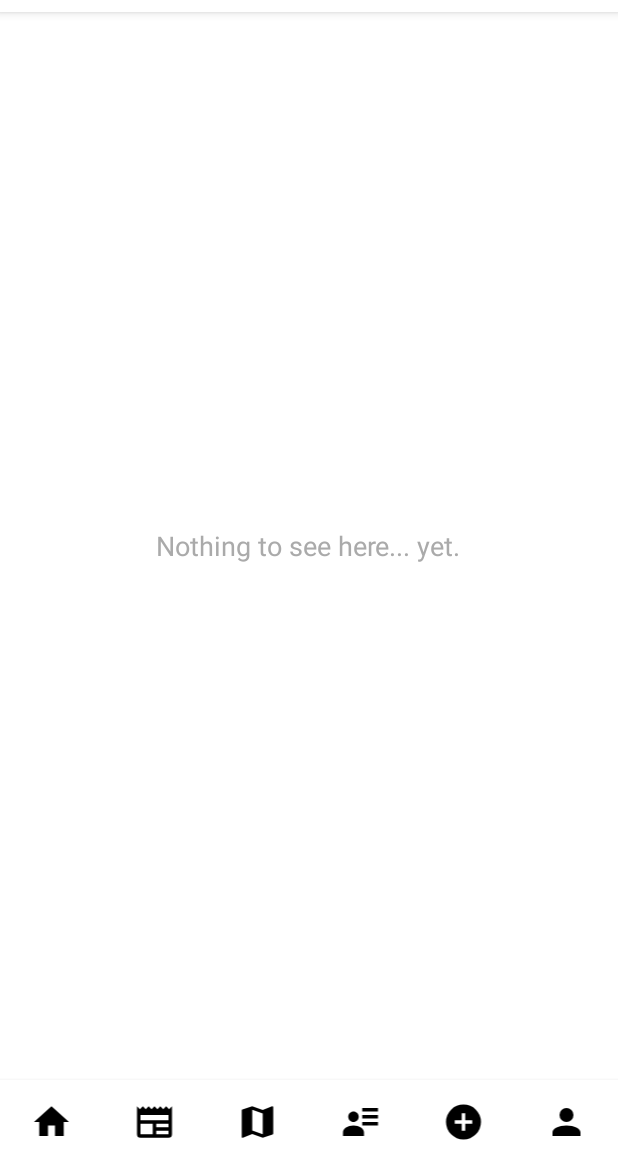
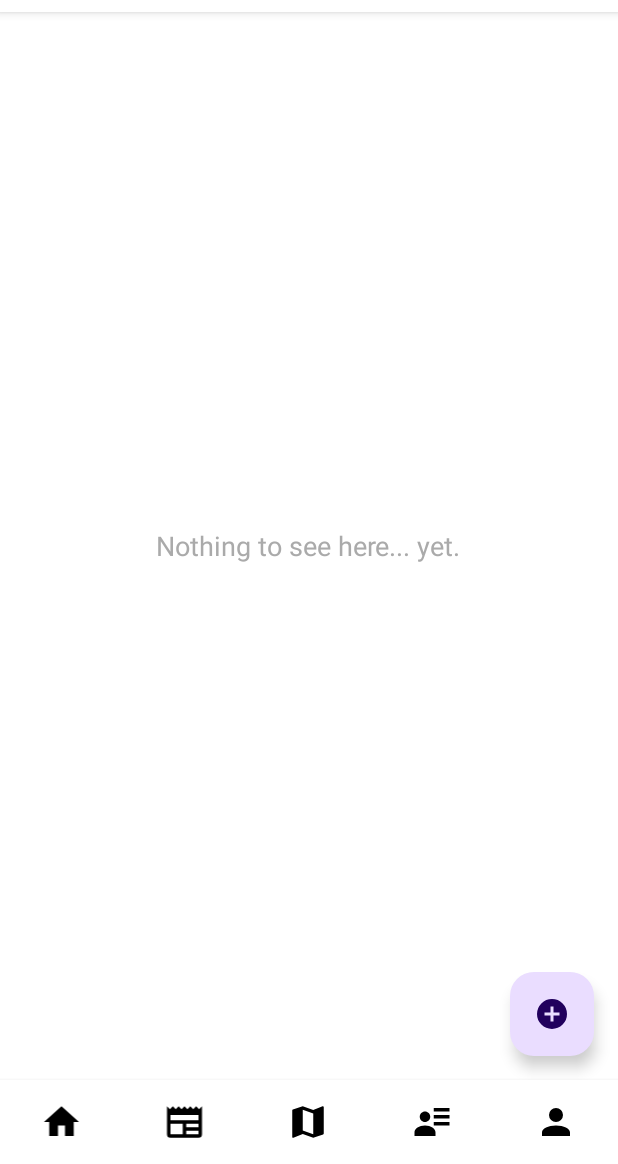
Before and after one commit to dormatana101/TogetherApp, an Android app: the screen it shows after launch once a user with an empty profile is signed in (MainActivity), on a phone screen of 412 x 824 dp, the part 72-1236 px from its top. Run offline under Robolectric (Android 15) with nearby library versions, the phone set to English and light mode, and no system bars; our stand-ins replace Firebase (no records; nobody signed in at launch, a user with empty details on screens opened directly), Picasso; libraries missing offline, so code that uses them is left out: com.cloudinary.android, jp.wasabeef.picasso; pictures from the network do not load.

Commit message:
Add post new

```diff
--- a/app/src/main/java/com/example/togetherproject/FeedFragment.kt
+++ b/app/src/main/java/com/example/togetherproject/FeedFragment.kt
@@ -37,21 +37,6 @@ class PostsViewHolder (itemView: View): RecyclerView.ViewHolder(itemView) {
         imageProfile = itemView.findViewById(R.id.ProfileImage)
 
     }
-    /*itemView.setOnClickListener{
-            adapterPosition
-        }
-        itemView.findViewById<View>(R.id.student_row).setOnClickListener {
-            val intent = Intent(itemView.context, StudentDetailsActivity::class.java).apply {
-                putExtra("STUDENT_ID", student?.id)
-                putExtra("STUDENT_NAME", student?.name)
-                putExtra("STUDENT_ADDRESS", student?.address)
-                putExtra("STUDENT_PHONE", student?.phone)
-                putExtra("STUDENT_IS_CHECKED", student?.isChecked)
-                putExtra("STUDENT_INDEX", adapterPosition)
-            }
-            itemView.context.startActivity(intent)
-        }
-*/
 
 
     fun bind(post: Post) {
@@ -60,7 +45,6 @@ class PostsViewHolder (itemView: View): RecyclerView.ViewHolder(itemView) {
         postTextView?.text = post.content
         dateTextView?.text = dateFormat.format(post.timestamp)
 
-       // Picasso.get().load(uri).into(profileImage)
         if(post.profileImage != "image") {
             try {
                 Picasso.get()
@@ -69,8 +53,6 @@ class PostsViewHolder (itemView: View): RecyclerView.ViewHolder(itemView) {
                     .into(imageProfile)
             } catch (e: Exception) {
                 e.printStackTrace()
-                // Handle the error, e.g., set a placeholder image
-                //imagePost!!.setImageResource(R.drawable.image)
             }
         }
 
@@ -81,12 +63,9 @@ class PostsViewHolder (itemView: View): RecyclerView.ViewHolder(itemView) {
             } catch (e: Exception) {
                 imagePost?.visibility = View.GONE
                 e.printStackTrace()
-                // Handle the error, e.g., set a placeholder image
-                //imagePost!!.setImageResource(R.drawable.image)
             }
         }
-        //val resourceId = itemView.context.resources.getIdentifier(post.imagePost, "drawable", itemView.context.packageName)
-        //imagePost?.setImageResource(resourceId)
+
 
 
 
@@ -118,19 +97,19 @@ class PostRecycleAdapter(private var posts : List<Post>?): RecyclerView.Adapter<
 
 
 class FeedFragment : Fragment() {
-    //var adapter: PostRecycleAdapter? = null
     var adapter = PostRecycleAdapter(Model.instance.postList)
     var posts: MutableList<Post> = ArrayList()
     private lateinit var emptyView: TextView
 
     private lateinit var progressBar: ProgressBar
-    private lateinit var  recyclerView: RecyclerView
+    private lateinit var recyclerView: RecyclerView
+
     override fun onCreateView(
         inflater: LayoutInflater,
         container: ViewGroup?,
         savedInstanceState: Bundle?
     ): View? {
-        var view = inflater.inflate(R.layout.fragment_feed, container, false)
+        val view = inflater.inflate(R.layout.fragment_feed, container, false)
 
         progressBar = view.findViewById(R.id.feedProgressBar)
 
@@ -139,12 +118,15 @@ class FeedFragment : Fragment() {
 
         recyclerView = view.findViewById(R.id.fragment_feed_recycler_view)
         recyclerView.setHasFixedSize(true)
-
-        val layoutManager = LinearLayoutManager(context)
-        recyclerView.layoutManager = layoutManager
+        recyclerView.layoutManager = LinearLayoutManager(context)
 
         adapter = PostRecycleAdapter(posts)
         recyclerView.adapter = adapter
+
+        val fabCreatePost = view.findViewById<com.google.android.material.floatingactionbutton.FloatingActionButton>(R.id.fab_create_post)
+        fabCreatePost.setOnClickListener {
+            (activity as? MainActivity)?.handleAddPostClick(false, null)
+        }
         getAllPosts()
         return view
     }
--- a/app/src/main/java/com/example/togetherproject/MainActivity.kt
+++ b/app/src/main/java/com/example/togetherproject/MainActivity.kt
@@ -46,10 +46,10 @@ class MainActivity : AppCompatActivity() {
             insets
         }
 
-        val addPostButton = findViewById<ImageView>(R.id.add_icon)
-        addPostButton.setOnClickListener {
-            handleAddPostClick(false, null)
-        }
+//        val addPostButton = findViewById<ImageView>(R.id.add_icon)
+//        addPostButton.setOnClickListener {
+//            handleAddPostClick(false, null)
+//        }
 
         val homePageButton = findViewById<ImageView>(R.id.home_icon)
         homePageButton.setOnClickListener {
--- a/app/src/main/java/com/example/togetherproject/MyPostsFragment.kt
+++ b/app/src/main/java/com/example/togetherproject/MyPostsFragment.kt
@@ -163,7 +163,10 @@ class MyPostsFragment : Fragment() {
         }
         recyclerView.adapter = adapter
         getMyPosts()
-
+        val fabCreatePost = view.findViewById<com.google.android.material.floatingactionbutton.FloatingActionButton>(R.id.fab_create_post)
+        fabCreatePost.setOnClickListener {
+            (activity as? MainActivity)?.handleAddPostClick(false, null)
+        }
         return view
     }
 
--- a/app/src/main/java/com/example/togetherproject/myProfileFragment.kt
+++ b/app/src/main/java/com/example/togetherproject/myProfileFragment.kt
@@ -1,5 +1,6 @@
 package com.example.togetherproject
 
+import android.annotation.SuppressLint
 import android.os.Bundle
 import androidx.fragment.app.Fragment
 import android.view.LayoutInflater
@@ -22,6 +23,7 @@ class myProfileFragment : Fragment() {
     private lateinit var profileNameText: TextView
     private lateinit var profileEmailText: TextView
 
+    @SuppressLint("CutPasteId")
     override fun onCreateView(
         inflater: LayoutInflater, container: ViewGroup?,
         savedInstanceState: Bundle?
--- a/app/src/main/res/layout/activity_main.xml
+++ b/app/src/main/res/layout/activity_main.xml
@@ -5,7 +5,6 @@
     android:layout_height="match_parent"
     android:background="#FFFFFF">
 
-    <!-- Заголовок -->
     <LinearLayout
         android:id="@+id/header"
         android:layout_width="match_parent"
@@ -22,7 +21,6 @@
             android:src="@drawable/logo" />
     </LinearLayout>
 
-    <!-- Динамический контент -->
     <FrameLayout
         android:id="@+id/fragment_container"
         android:layout_width="match_parent"
@@ -90,18 +88,6 @@
             android:maxWidth="40dp" />
 
         <ImageView
-            android:id="@+id/add_icon"
-            android:layout_width="0dp"
-            android:layout_height="wrap_content"
-            android:layout_weight="1"
-            android:src="@drawable/add"
-            android:layout_gravity="center"
-            android:padding="6dp"
-            android:adjustViewBounds="true"
-            android:maxHeight="40dp"
-            android:maxWidth="40dp" />
-
-        <ImageView
             android:id="@+id/profile_icon"
             android:layout_width="0dp"
             android:layout_height="wrap_content"
--- a/app/src/main/res/layout/fragment_feed.xml
+++ b/app/src/main/res/layout/fragment_feed.xml
@@ -1,9 +1,8 @@
-<?xml version="1.0" encoding="utf-8"?>
-<androidx.core.widget.NestedScrollView
-    xmlns:android="http://schemas.android.com/apk/res/android"
-    xmlns:tools="http://schemas.android.com/tools"
+<androidx.core.widget.NestedScrollView xmlns:android="http://schemas.android.com/apk/res/android"
+    xmlns:app="http://schemas.android.com/apk/res-auto"
     android:layout_width="match_parent"
     android:layout_height="match_parent"
+    xmlns:tools="http://schemas.android.com/tools"
     android:id="@+id/fragment_feed"
     tools:context=".FeedFragment"
     android:fillViewport="true">
@@ -36,5 +35,13 @@
             android:visibility="gone"
             style="?android:attr/progressBarStyleLarge" />
 
+        <!-- Кнопка создания поста, расположенная в правом нижнем углу -->
+        <com.google.android.material.floatingactionbutton.FloatingActionButton
+            android:id="@+id/fab_create_post"
+            android:layout_width="wrap_content"
+            android:layout_height="wrap_content"
+            android:layout_gravity="bottom|end"
+            android:layout_margin="16dp"
+            app:srcCompat="@drawable/add" />
     </FrameLayout>
 </androidx.core.widget.NestedScrollView>
```
